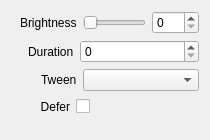
Old version of the form src/Widgets/Inspector/InspectorBrightnessWidget.ui in the repository CasparCG/client.
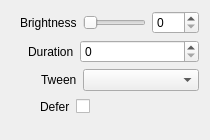
New version of the form.

The edit to the form file:
```diff
--- a/src/Widgets/Inspector/InspectorBrightnessWidget.ui
+++ b/src/Widgets/Inspector/InspectorBrightnessWidget.ui
@@ -164,9 +164,6 @@
        <property name="text">
         <string>Defer</string>
        </property>
-       <property name="alignment">
-        <set>Qt::AlignRight|Qt::AlignTrailing|Qt::AlignVCenter</set>
-       </property>
       </widget>
      </item>
      <item>
```
